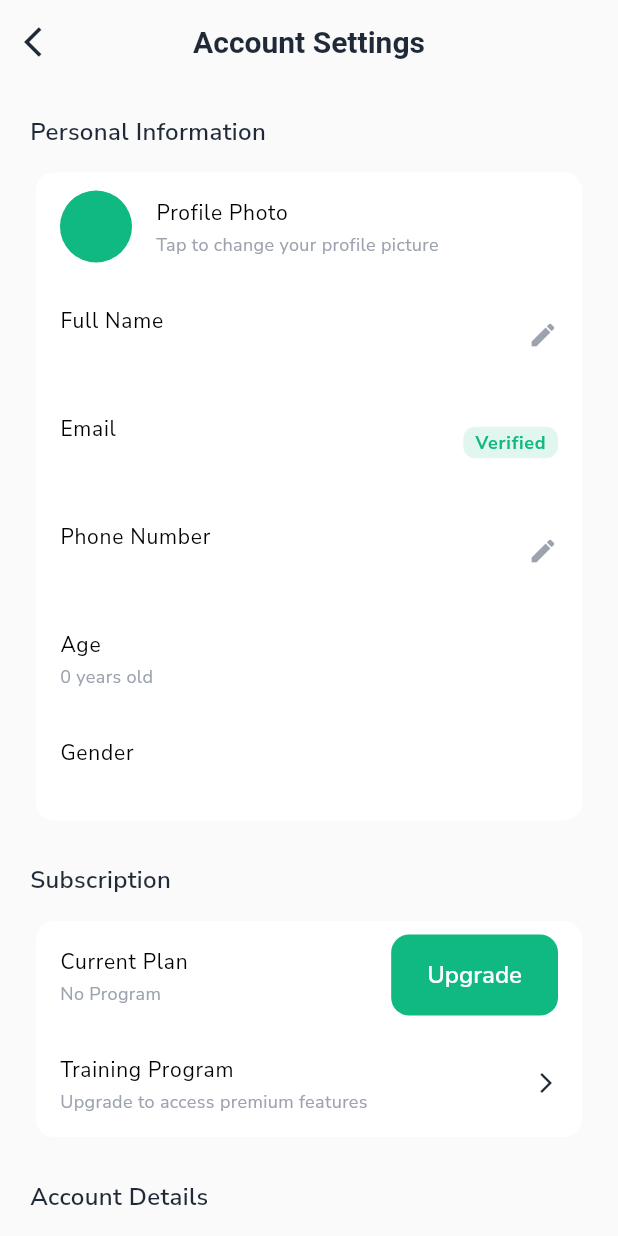
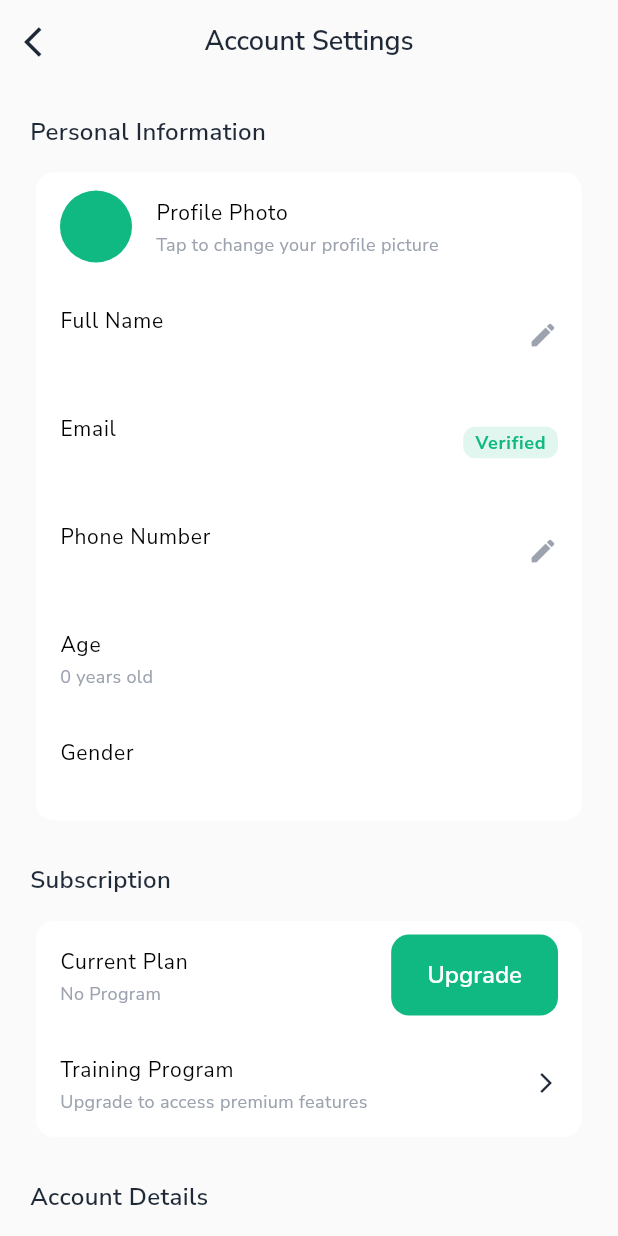
Before and after one commit to mahmoudal99/moctarnutrition, a Flutter app: the AccountSettingsScreen screen opened by its route, on a phone screen of 412 x 824 dp. Run offline on Flutter 3.47's test engine with Material 3 defaults, Android fonts, the phone set to English and light mode, and no system bars; our stand-ins replace auth_buttons, cached_network_image, cloud_firestore, confetti, firebase_auth, firebase_core and 18 more; missing offline and left inert: flutter_floating_bottom_bar, flutter_stripe, mobile_scanner, openfoodfacts; accounts and stored records are empty; project files that could hold a hidden picture were left out.

Commit message:
Add app bar title class

```diff
--- a/lib/features/profile/presentation/screens/account_settings_screen.dart
+++ b/lib/features/profile/presentation/screens/account_settings_screen.dart
@@ -1,3 +1,4 @@
+import 'package:champions_gym_app/shared/widgets/app_bar_title.dart';
 import 'package:flutter/material.dart';
 import 'package:flutter/services.dart';
 import 'package:provider/provider.dart';
@@ -41,7 +42,7 @@ class _AccountSettingsScreenState extends State<AccountSettingsScreen> {
     return Scaffold(
       backgroundColor: AppConstants.backgroundColor,
       appBar: AppBar(
-        title: const Text('Account Settings'),
+        title: AppBarTitle(title: 'Account Settings'),
         backgroundColor: AppConstants.backgroundColor,
         elevation: 0,
         leading: IconButton(
--- a/lib/features/profile/presentation/screens/nutrition_preferences_screen.dart
+++ b/lib/features/profile/presentation/screens/nutrition_preferences_screen.dart
@@ -1,3 +1,4 @@
+import 'package:champions_gym_app/shared/widgets/app_bar_title.dart';
 import 'package:flutter/material.dart';
 import 'package:provider/provider.dart';
 import 'package:go_router/go_router.dart';
@@ -307,7 +308,7 @@ class _NutritionPreferencesScreenState
     return Scaffold(
       backgroundColor: AppConstants.backgroundColor,
       appBar: AppBar(
-        title: const Text('Nutrition Preferences'),
+        title: AppBarTitle(title: 'Nutrition Preferences'),
         backgroundColor: AppConstants.surfaceColor,
         elevation: 0,
         actions: [
--- a/lib/features/profile/presentation/screens/workout_notification_settings_screen.dart
+++ b/lib/features/profile/presentation/screens/workout_notification_settings_screen.dart
@@ -1,3 +1,4 @@
+import 'package:champions_gym_app/shared/widgets/app_bar_title.dart';
 import 'package:flutter/material.dart';
 import 'package:flutter/services.dart';
 import 'package:provider/provider.dart';
@@ -232,7 +233,7 @@ class _WorkoutNotificationSettingsScreenState
     return Scaffold(
       backgroundColor: AppConstants.backgroundColor,
       appBar: AppBar(
-        title: const Text('Workout Notifications'),
+        title: AppBarTitle(title: 'Workout Notifications'),
         backgroundColor: AppConstants.surfaceColor,
         elevation: 0,
         actions: [
--- a/lib/features/progress/presentation/screens/progress_screen.dart
+++ b/lib/features/progress/presentation/screens/progress_screen.dart
@@ -1,3 +1,4 @@
+import 'package:champions_gym_app/shared/widgets/app_bar_title.dart';
 import 'package:flutter/material.dart';
 import 'package:provider/provider.dart';
 import 'package:go_router/go_router.dart';
@@ -309,7 +310,7 @@ class _ProgressScreenState extends State<ProgressScreen>
     return Scaffold(
       backgroundColor: AppConstants.backgroundColor,
       appBar: AppBar(
-        title: const Text('Progress Tracking'),
+        title: AppBarTitle(title: 'My Progress'),
         backgroundColor: AppConstants.backgroundColor,
         elevation: 0,
         leading: IconButton(
--- /dev/null
+++ b/lib/shared/widgets/app_bar_title.dart
@@ -0,0 +1,18 @@
+import 'package:champions_gym_app/core/constants/app_constants.dart';
+import 'package:flutter/material.dart';
+
+class AppBarTitle extends StatelessWidget {
+  String title;
+
+  AppBarTitle({super.key, required this.title});
+
+  @override
+  Widget build(BuildContext context) {
+    return Text(
+      title,
+      style: AppTextStyles.heading4.copyWith(
+        fontSize: 18
+      ),
+    );
+  }
+}
```
Also changed, not shown: lib/features/checkin/presentation/screens/checkin_screen.dart (+3 -4 lines), lib/features/profile/presentation/screens/workout_preferences_screen.dart (+2 -11 lines).
